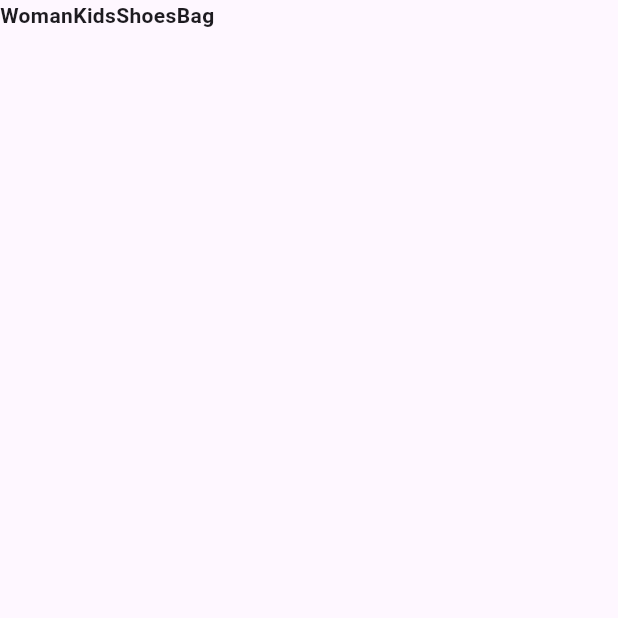
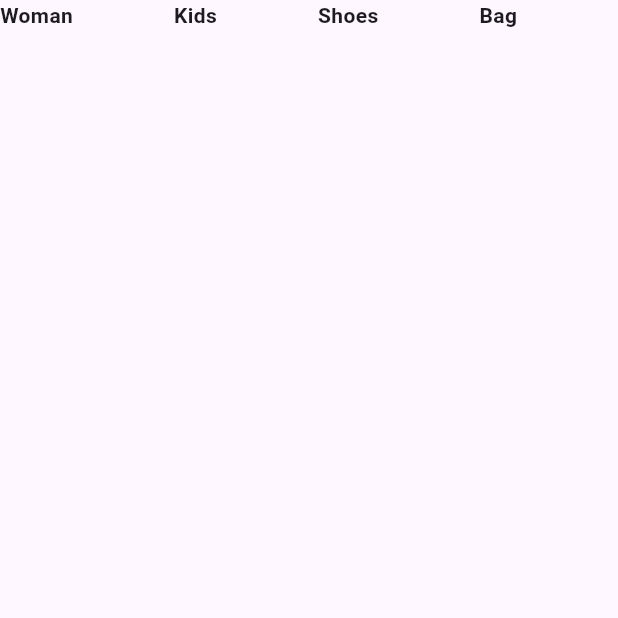
Before and after one commit to seoyeon-haru/flutter_store_app, a Flutter app: the screen it shows after launch, on a phone screen of 412 x 824 dp, the top half of it. Run offline on Flutter 3.47's test engine with Material 3 defaults, Android fonts, the phone set to English and light mode, and no system bars.

Commit message:
text 간격 조정

```diff
--- a/lib/main.dart
+++ b/lib/main.dart
@@ -15,7 +15,7 @@ class MyApp extends StatelessWidget {
   }
 }
 
-class StorePage extends StatelessWidget{
+class StorePage extends StatelessWidget {
   @override
   Widget build(BuildContext context) {
     return Scaffold(
@@ -26,18 +26,34 @@ class StorePage extends StatelessWidget{
             // Image
             Row(
               children: [
-              Text('Woman', style: TextStyle(
+                Text(
+                  'Woman',
+                  style: TextStyle(
                     fontWeight: FontWeight.bold,
-              )),
-              Text('Kids', style: TextStyle(
+                  ),
+                ),
+                Spacer(),
+                Text(
+                  'Kids',
+                  style: TextStyle(
                     fontWeight: FontWeight.bold,
-              ),),
-              Text('Shoes', style: TextStyle(
+                  ),
+                ),
+                Spacer(),
+                Text(
+                  'Shoes',
+                  style: TextStyle(
                     fontWeight: FontWeight.bold,
-              ),),
-              Text('Bag', style: TextStyle(
+                  ),
+                ),
+                Spacer(),
+                Text(
+                  'Bag',
+                  style: TextStyle(
                     fontWeight: FontWeight.bold,
-              ),),
+                  ),
+                ),
+                Spacer(),
               ],
             )
           ],
```
Lines whose indentation alone changed are shown as unchanged.
